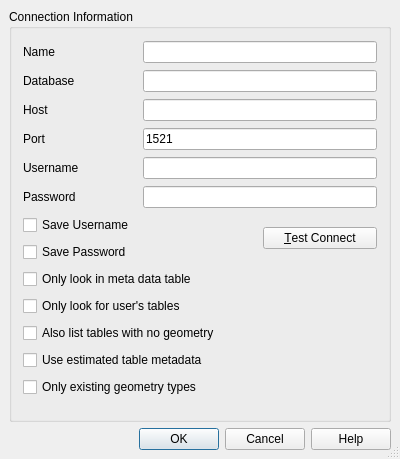
Above: src/ui/qgsoraclenewconnectionbase.ui from qgis/QGIS before the change. Below: the same form after it.
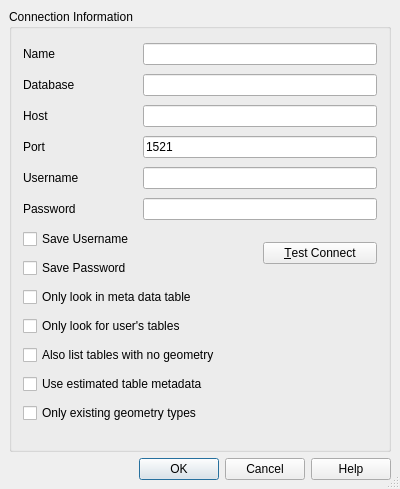
That is the form after the change.

What changed in the file:
```diff
--- a/src/ui/qgsoraclenewconnectionbase.ui
+++ b/src/ui/qgsoraclenewconnectionbase.ui
@@ -7,7 +7,7 @@
     <x>0</x>
     <y>0</y>
     <width>400</width>
-    <height>459</height>
+    <height>489</height>
    </rect>
   </property>
   <property name="sizePolicy">
```
Left out of the diff: 2 changed lines with no effect on the pictures.
